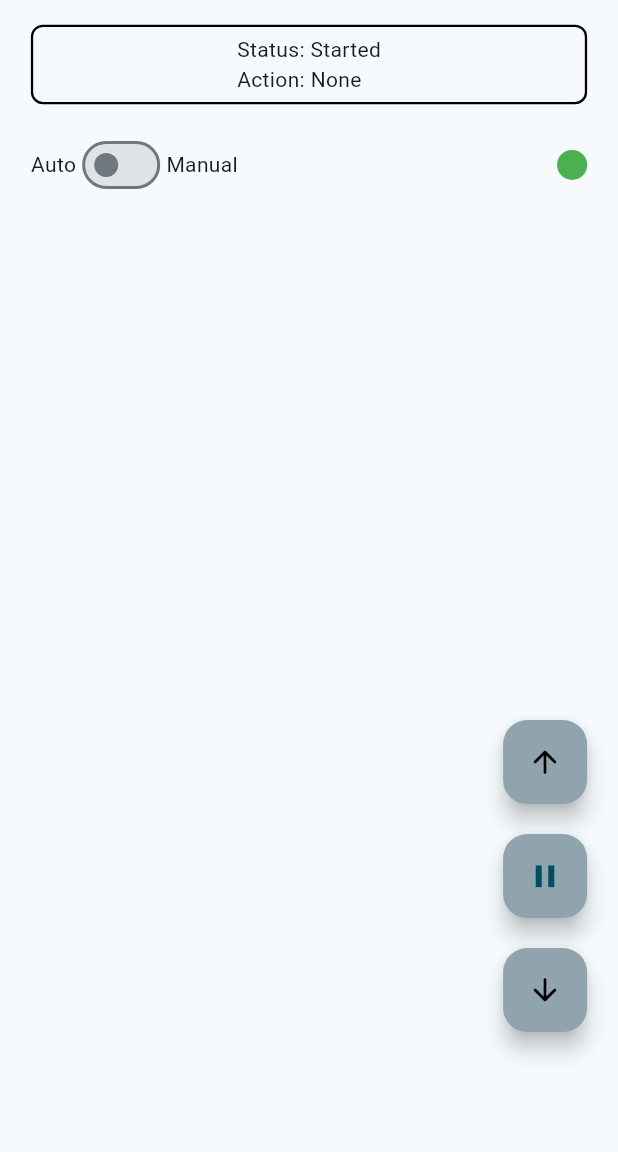
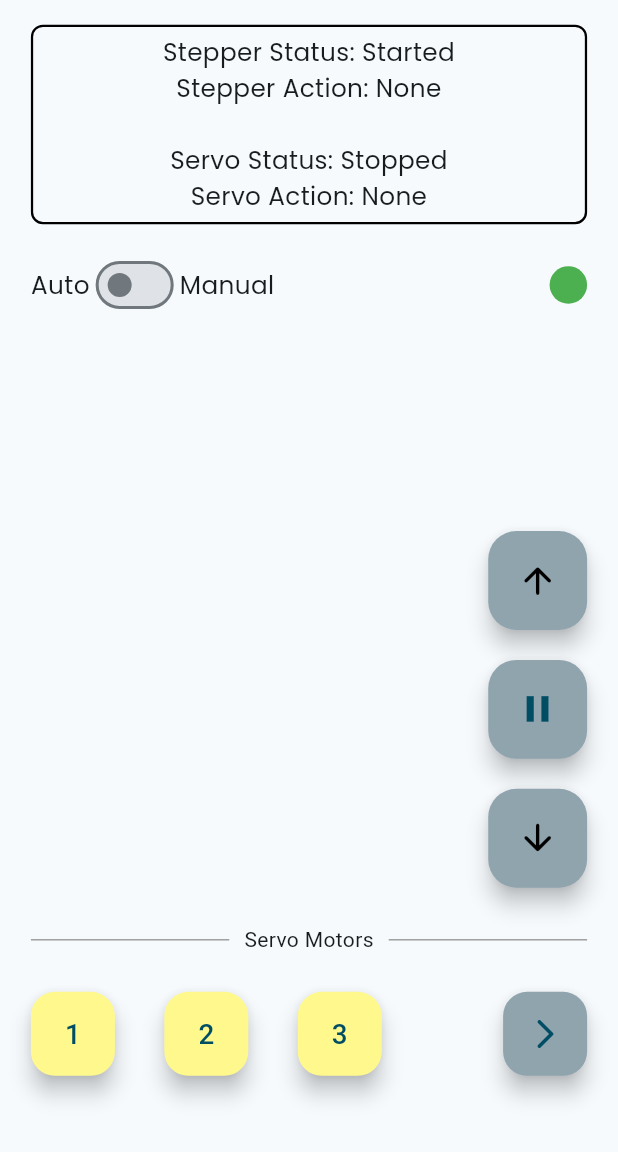
Before and after one commit to MuneerRaza/ESP32-to-Flutter-app, a Flutter app: the screen it shows after launch, after a tap on the "play arrow" icon, on a phone screen of 412 x 824 dp, the part 84-1236 px from its top. Run offline on Flutter 3.47's test engine with Material 3 defaults, Android fonts, the phone set to English and light mode, and no system bars; our stand-ins replace flutter_blue, google_fonts.

Commit message:
UI changes

```diff
--- a/lib/main_screen.dart
+++ b/lib/main_screen.dart
@@ -4,25 +4,25 @@ import 'dart:convert';
 import 'package:flutter_blue/flutter_blue.dart';
 
 class DataPacket {
-  String action;
+  String stepperAction;
   String motor;
   bool rLimit;
   bool fLimit;
   String mode;
 
-  DataPacket(this.action, this.motor, this.rLimit, this.fLimit, this.mode);
+  DataPacket(this.stepperAction, this.motor, this.rLimit, this.fLimit, this.mode);
 
   factory DataPacket.fromBytes(List<int> bytes) {
-    String action = utf8.decode(bytes.sublist(0, 10));
+    String stepperAction = utf8.decode(bytes.sublist(0, 10));
     String motor = utf8.decode(bytes.sublist(10, 20));
     bool rLimit = bytes[20] == 1;
     bool fLimit = bytes[21] == 1;
     String mode = utf8.decode(bytes.sublist(22, 32));
-    return DataPacket(action, motor, rLimit, fLimit, mode);
+    return DataPacket(stepperAction, motor, rLimit, fLimit, mode);
   }
 
   List<int> toBytes() {
-    List<int> bytes = utf8.encode(action) + utf8.encode(motor) + [rLimit ? 1 : 0, fLimit ? 1 : 0] + utf8.encode(mode);
+    List<int> bytes = utf8.encode(stepperAction) + utf8.encode(motor) + [rLimit ? 1 : 0, fLimit ? 1 : 0] + utf8.encode(mode);
     return bytes;
   }
 }
@@ -49,16 +49,25 @@ class _MotorControllerState extends State<MotorController> {
   Icon playIcon = const Icon(Icons.play_arrow_rounded, size: 30,);
   Icon pauseIcon = const Icon(Icons.pause, size: 25);
   Icon dynamicIcon = const Icon(Icons.play_arrow_rounded, size: 30,);
-  String status = 'Stopped'; // motor
-  String action = 'None';
+  String stepperStatus = 'Stopped';
+  String servoStatus = 'Stopped';
+  String stepperAction = 'None';
+  String servoAction = 'None';
+  int servoNum = 0;
   bool fLimit = false;
   bool rLimit = false;
+  Color servo1Color = const Color(0xFFFFF98D);
+  Color servo2Color = const Color(0xFFFFF98D);
+  Color servo3Color = const Color(0xFFFFF98D);
+  Icon servoIcon = const Icon(Icons.arrow_forward_ios_rounded);
+  Icon servoForward = const Icon(Icons.arrow_forward_ios_rounded);
+  Icon servoBackward = const Icon(Icons.arrow_back_ios_new_rounded);
 
 
   @override
   void initState() {
     super.initState();
-    checkBluetoothStatus();
+    // checkBluetoothStatus();
   }
   void checkBluetoothStatus() async {
     FlutterBlue flutterBlue = FlutterBlue.instance;
@@ -130,9 +139,8 @@ class _MotorControllerState extends State<MotorController> {
           mainAxisAlignment: MainAxisAlignment.start,
           children: [
             Container(
-              // TODO: Indicator text box
               width: x,
-              padding: const EdgeInsets.symmetric(vertical: 5),
+              padding: const EdgeInsets.symmetric(vertical: 5, horizontal: 10),
               decoration: BoxDecoration(
                 borderRadius: BorderRadius.circular(8),
                 border: Border.all(
@@ -140,7 +148,11 @@ class _MotorControllerState extends State<MotorController> {
                   width: 1.5, // Customize border width
                 ),
               ),
-              child: Center(child: Text('Status: $status\nAction: $action')),
+              child: Center(
+                child: Text('Stepper Status: $stepperStatus\nStepper Action: $stepperAction\n\nServo Status: $servoStatus\nServo Action: $servoAction',
+                style: GoogleFonts.poppins(textStyle: TextStyle(fontSize: x*0.04)),
+                textAlign: TextAlign.center,),
+              ),
             ),
             Padding(
               padding: EdgeInsets.symmetric(vertical: y*0.02),
@@ -149,7 +161,7 @@ class _MotorControllerState extends State<MotorController> {
                 children: [
                   Row(
                     children: [
-                      const Text('Auto'),
+                      Text('Auto', style: GoogleFonts.poppins(textStyle: TextStyle(fontSize: x*0.04),)),
                       Switch(
                         value: isManual,
                         onChanged: (value) {
@@ -158,16 +170,14 @@ class _MotorControllerState extends State<MotorController> {
                           });
                           if(isManual){
                             // TODO: Manual mode
-                            DataPacket data = DataPacket(action, status, rLimit, fLimit, 'Manual');
-                            sendData(data);
+
                             ScaffoldMessenger.of(context).showSnackBar(const SnackBar(
                               content: Text('Manual Mode'),
                               duration: Duration(seconds: 1),
                             ));
                           } else {
                             // TODO: Auto mode
-                            DataPacket data = DataPacket(action, status, rLimit, fLimit, 'Auto');
-                            sendData(data);
+
                             ScaffoldMessenger.of(context).showSnackBar(const SnackBar(
                               content: Text('Auto Mode'),
                               duration: Duration(seconds: 1),
@@ -175,13 +185,13 @@ class _MotorControllerState extends State<MotorController> {
                           }
                         },
                       ),
-                      const Text('Manual'),
+                      Text('Manual', style: GoogleFonts.poppins(textStyle: TextStyle(fontSize: x*0.04),)),
                     ],
                   ),
 
                   Container(
-                    width: 20,
-                    height: 20,
+                    width: 25,
+                    height: 25,
                     decoration: BoxDecoration(
                       shape: BoxShape.circle,
                       color: circleColor,
@@ -196,118 +206,253 @@ class _MotorControllerState extends State<MotorController> {
                 Column(
                   children: [
                     Container(
-                      height: y*0.4,
+                      height: y*0.15,
                     ),
                     GestureDetector(
                       onLongPressStart: rLimit ? null : (details) {
-                        if(isManual && status == 'Started'){
+                        if(isManual && stepperStatus == 'Started'){
                           setState(() {
-                            action = 'Reverse';
+                            stepperAction = 'Reverse';
                             fLimit = false;
+                            circleColor = Colors.orange;
                           });
-                          DataPacket data = DataPacket(action, status, rLimit, fLimit, 'Manual');
-                          sendData(data);
+                        //   TODO reverse long press start
                         }
                       },
                       onLongPressEnd: rLimit ? null : (details) {
-                        if(isManual && status == 'Started'){
+                        if(isManual && stepperStatus == 'Started'){
                           setState(() {
-                            action = 'None';
+                            circleColor = Colors.green;
+                            stepperAction = 'None';
                           });
-                          DataPacket data = DataPacket(action, status, rLimit, fLimit, 'Manual');
-                          sendData(data);
+                          //   TODO reverse long press end
                         }
                       },
+                      child: SizedBox(
+                        width: x*0.16,
+                        child: FittedBox(
                           child: FloatingActionButton(
                             backgroundColor: rLimit ? Colors.grey[400]: Colors.blueGrey[300],
                             disabledElevation: 0,
                             onPressed: rLimit ? null : () {
-                          if(!isManual && status == 'Started'){
+                              if(!isManual && stepperStatus == 'Started'){
                                 setState(() {
-                              action = 'Reverse';
+                                  circleColor = Colors.orange;
+                                  stepperAction = 'Reverse';
                                   fLimit = false;
                                 });
-                            DataPacket data = DataPacket(action, status, rLimit, fLimit, 'Auto');
-                            sendData(data);
+                                //   TODO reverse press
                               }
                             },
                             child: Icon(Icons.arrow_upward_rounded, color: rLimit ? Colors.grey[700]:Colors.black,),
                           ),
                         ),
+                      ),
+                    ),
                     const SizedBox(height: 20,),
-                    FloatingActionButton(
+                    SizedBox(
+                      width: x*0.16,
+                      child: FittedBox(
+                        child: FloatingActionButton(
                             backgroundColor: Colors.blueGrey[300],
                             onPressed: () {
                               setState(() {
-                            if(status == 'Started'){
+                                if(stepperStatus == 'Started'){
                                   dynamicIcon = playIcon;
-                              status = 'Stopped';
-                              action = 'None';
+                                  stepperStatus = 'Stopped';
+                                  stepperAction = 'None';
                                   circleColor = Colors.yellow;
-                            } else if(status == 'Stopped'){
+                                } else if(stepperStatus == 'Stopped'){
                                   dynamicIcon = pauseIcon;
-                              status = 'Started';
+                                  stepperStatus = 'Started';
+                                  servoNum = 0;
+                                  servoStatus = 'Stopped';
+                                  servoAction = 'None';
+                                  servo1Color = servo2Color = servo3Color = const Color(0xFFFFF98D);
                                   circleColor = Colors.green;
                                 }
                               });
-                          var mode = '';
+                              // var mode = '';
                               if (isManual){
-                            mode = 'Manual';
+                                // mode = 'Manual';
                               } else {
-                            mode = 'Auto';
+                                // mode = 'Auto';
                               }
-                          if(status == 'Started'){
-                            DataPacket data = DataPacket(action, status, rLimit, fLimit, mode);
-                            sendData(data);
-                          } else if(status == 'Stopped'){
-                            DataPacket data = DataPacket(action, status, rLimit, fLimit, mode);
-                            sendData(data);
+                              if(stepperStatus == 'Started'){
+                                //   TODO stepper start
+                              } else if(stepperStatus == 'Stopped'){
+                                //   TODO stepper stop
                               }
 
                             },
                             child: dynamicIcon
                         ),
+                      ),
+                    ),
                     const SizedBox(height: 20,),
                     GestureDetector(
                       onLongPressStart: fLimit ? null : (details) {
-                        if(isManual && status == 'Started'){
+                        if(isManual && stepperStatus == 'Started'){
                           setState(() {
-                            action = 'Forward';
+                            circleColor = Colors.blue;
+                            stepperAction = 'Forward';
                             rLimit = false;
                           });
-                          DataPacket data = DataPacket(action, status, rLimit, fLimit, 'Manual');
-                          sendData(data);
+                          //   TODO forward long press start
                         }
                       },
                       onLongPressEnd: fLimit ? null : (details) {
-                        if(isManual && status == 'Started'){
+                        if(isManual && stepperStatus == 'Started'){
                           setState(() {
-                            action = 'None';
+                            circleColor = Colors.green;
+                            stepperAction = 'None';
                           });
-                          DataPacket data = DataPacket(action, status, rLimit, fLimit, 'Manual');
-                          sendData(data);
+                          //   TODO forward long press end
                         }
                       },
+                      child: SizedBox(
+                        width: x*0.16,
+                        child: FittedBox(
                           child: FloatingActionButton(
                             backgroundColor: fLimit ? Colors.grey[400]: Colors.blueGrey[300],
                             disabledElevation: 0,
                             onPressed: fLimit ? null : () {
-                          if(!isManual && status == 'Started'){
+                              if(!isManual && stepperStatus == 'Started'){
                                 setState(() {
-                              action = 'Forward';
+                                  circleColor = Colors.blue;
+                                  stepperAction = 'Forward';
                                   rLimit = false;
                                 });
-                            DataPacket data = DataPacket(action, status, rLimit, fLimit, 'Auto');
-                            sendData(data);
+
+                                //   TODO forward press
                               }
                             },
                             child: Icon(Icons.arrow_downward_rounded, color: fLimit ? Colors.grey[700]:Colors.black,),
                           ),
                         ),
+                      ),
+                    ),
                   ],
                 )
               ],
-            )
+            ),
+            Container(
+              height: y*0.03,
+            ),
+            const Row(
+              children: [
+                Expanded(
+                  child: Divider(
+                    color: Colors.grey,
+                  ),
+                ),
+                Padding(
+                  padding: EdgeInsets.symmetric(horizontal: 10.0),
+                  child: Text('Servo Motors'),
+                ),
+                Expanded(
+                  child: Divider(
+                    color: Colors.grey,
+                  ),
+                ),
+              ],
+            ),
+            Container(
+              height: y*0.03,
+            ),
+            Row(
+              mainAxisAlignment: MainAxisAlignment.spaceBetween,
+              children: [
+                FloatingActionButton(
+                    onPressed: (){
+                      if(stepperStatus == 'Stopped'){
+                        setState(() {
+                          if (servo1Color == Colors.blueGrey[300]) {
+                            servoNum--;
+                            if (servoNum == 0) {
+                              servoAction = 'None';
+                            }
+                            servoStatus = 'Servo 1 Stopped';
+                            servo1Color = const Color(0xFFFFF98D);
+                          } else {
+                            servoNum++;
+                            servoStatus = 'Servo 1 Started';
+                            servo1Color = Colors.blueGrey[300]!;
+                          }
+                        });
+                      }
+                    },
+                    backgroundColor: servo1Color,
+                    splashColor: Colors.transparent,
+                    child: Text('1', style: TextStyle(fontSize: x*0.045),)
+                ),
+                FloatingActionButton(
+                    onPressed: (){
+                      if(stepperStatus == 'Stopped'){
+                      setState(() {
+                        if (servo2Color == Colors.blueGrey[300]) {
+                          servoNum--;
+                          if (servoNum == 0) {
+                            servoAction = 'None';
+                          }
+                          servoStatus = 'Servo 2 Stopped';
+                          servo2Color = const Color(0xFFFFF98D);
+                        } else {
+                          servoNum++;
+                          servoStatus = 'Servo 2 Started';
+                          servo2Color = Colors.blueGrey[300]!;
+                        }
+                      });
+                    }
+                    },
+                    backgroundColor: servo2Color,
+                    splashColor: Colors.transparent,
+                    child: Text('2', style: TextStyle(fontSize: x*0.045),)
+                ),
+                FloatingActionButton(
+                    onPressed: (){
+                      if(stepperStatus == 'Stopped'){
+                        setState(() {
+                          if (servo3Color == Colors.blueGrey[300]) {
+                            servoNum--;
+                            if (servoNum == 0) {
+                              servoAction = 'None';
+                            }
+                            servoStatus = 'Servo 3 Stopped';
+                            servo3Color = const Color(0xFFFFF98D);
+                          } else {
+                            servoNum++;
+                            servoStatus = 'Servo 3 Started';
+                            servo3Color = Colors.blueGrey[300]!;
+                          }
+                        });
+                      }
+                    },
+                    backgroundColor: servo3Color,
+                    splashColor: Colors.transparent,
+
+                    child: Text('3', style: TextStyle(fontSize: x*0.045),)
+                ),
+                const SizedBox(width: 15,),
+                FloatingActionButton(
+                  backgroundColor: Colors.blueGrey[300],
+                    onPressed: (){
+                      if(servoNum > 0){
+                        setState(() {
+                          if(servoIcon == servoForward){
+                            servoAction = 'Backward';
+                            servoIcon = servoBackward;
+                          } else {
+                            servoAction = 'Forward';
+                            servoIcon = servoForward;
+                          }
+                        });
+                      }
+                    },
+                    child: servoIcon)
+              ],
+            ),
+
           ],
         ),
       ),
@@ -343,8 +488,8 @@ class _MotorControllerState extends State<MotorController> {
             characteristic.value.listen((value) {
               DataPacket receivedData = DataPacket.fromBytes(value);
               setState(() {
-                action = receivedData.action;
-                status = receivedData.motor;
+                stepperAction = receivedData.stepperAction;
+                stepperStatus = receivedData.motor;
                 if (receivedData.mode == 'manual'){
                   isManual = true;
                 } else if(receivedData.mode == 'auto') {
@@ -360,17 +505,17 @@ class _MotorControllerState extends State<MotorController> {
       }
     }
   }
-
-  void sendData(DataPacket data) {
-    characteristic.write(data.toBytes(), withoutResponse: true).onError((error, stackTrace) {
-      ScaffoldMessenger.of(context).showSnackBar(SnackBar(
-        content: Text(error.toString()),
-        duration: const Duration(seconds: 1),
-      ));
-    });
-
-
-  }
+  //
+  // void sendData(DataPacket data) {
+  //   characteristic.write(data.toBytes(), withoutResponse: true).onError((error, stackTrace) {
+  //     ScaffoldMessenger.of(context).showSnackBar(SnackBar(
+  //       content: Text(error.toString()),
+  //       duration: const Duration(seconds: 1),
+  //     ));
+  //   });
+  //
+  //
+  // }
 
 
 
```
Lines whose indentation alone changed are shown as unchanged.
